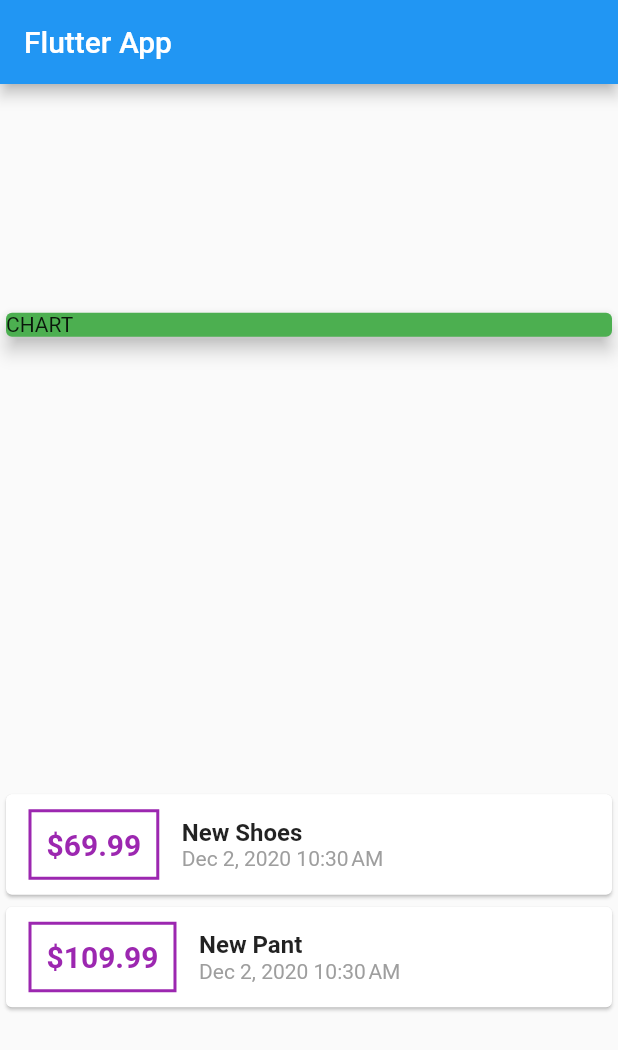
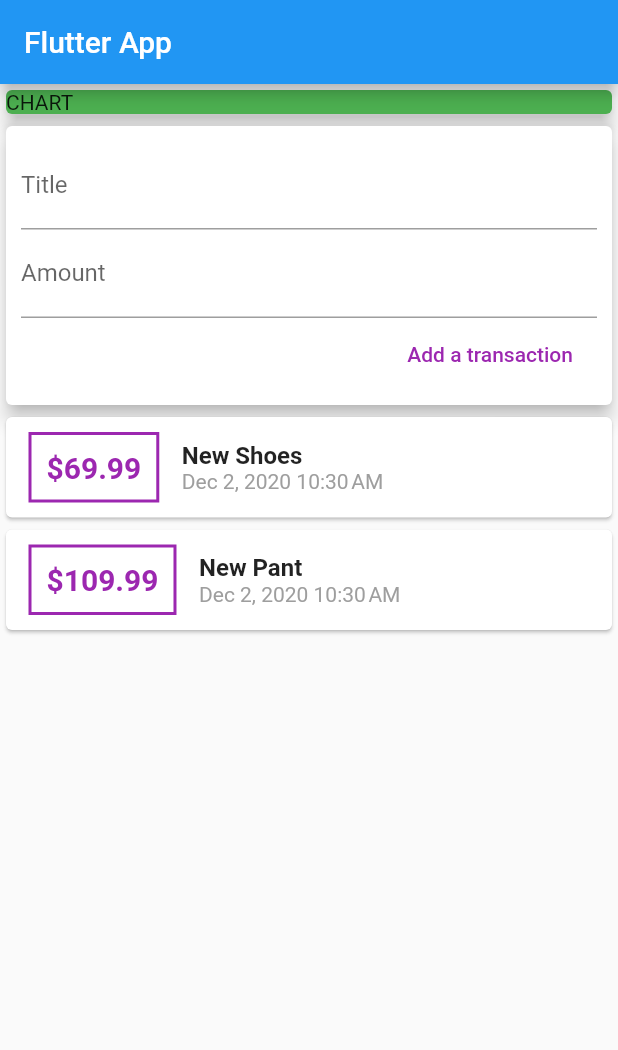
Before and after one commit to adamjweil/Personal_expense_Fluttter, a Flutter app: the screen it shows after launch, on a phone screen of 412 x 824 dp. Shown: the top 1050 px of the screen. Run offline on Flutter 3.47's test engine with Material 2 defaults, Android fonts, the phone set to English and light mode, and no system bars.

Commit message:
button included for  adding a transaction

```diff
--- a/lib/main.dart
+++ b/lib/main.dart
@@ -39,20 +39,39 @@ class MyHomePage extends StatelessWidget {
           title: Text('Flutter App'),
         ),
         body: Column(
-          mainAxisAlignment: MainAxisAlignment.spaceAround,
-          crossAxisAlignment: CrossAxisAlignment.stretch,
+          // mainAxisAlignment: MainAxisAlignment.start,
+          crossAxisAlignment: CrossAxisAlignment.start,
           children: <Widget>[
             Container(
               width: double.infinity,
               child: Card(
+                elevation: 5,
                 color: Colors.green,
                 child: Container(
                   width: double.infinity,
                   child: Text('CHART'),
                 ),
-                elevation: 5,
               ),
             ),
+            Card(
+              elevation: 5,
+              child: Container(
+                padding: EdgeInsets.all(10),
+                child: Column(
+                  crossAxisAlignment: CrossAxisAlignment.end,
+                  children: <Widget>[
+                    TextField(decoration: InputDecoration(labelText: 'Title'),),
+                    TextField(decoration: InputDecoration(labelText: 'Amount'),
+                    ),
+                    FlatButton(
+                      child: Text('Add a transaction',),
+                      textColor: Colors.purple,
+                      onPressed: () {},
+                    ),
+                   ],
+                 ),
+              ),
+             ),
             Column(
               children: transactions.map((tx) {
                 return Card(
@@ -81,6 +100,7 @@ class MyHomePage extends StatelessWidget {
                       ),
                       Column(
                         crossAxisAlignment: CrossAxisAlignment.start,
+
                         children: <Widget>[
                           Text(
                             tx.title,
```
